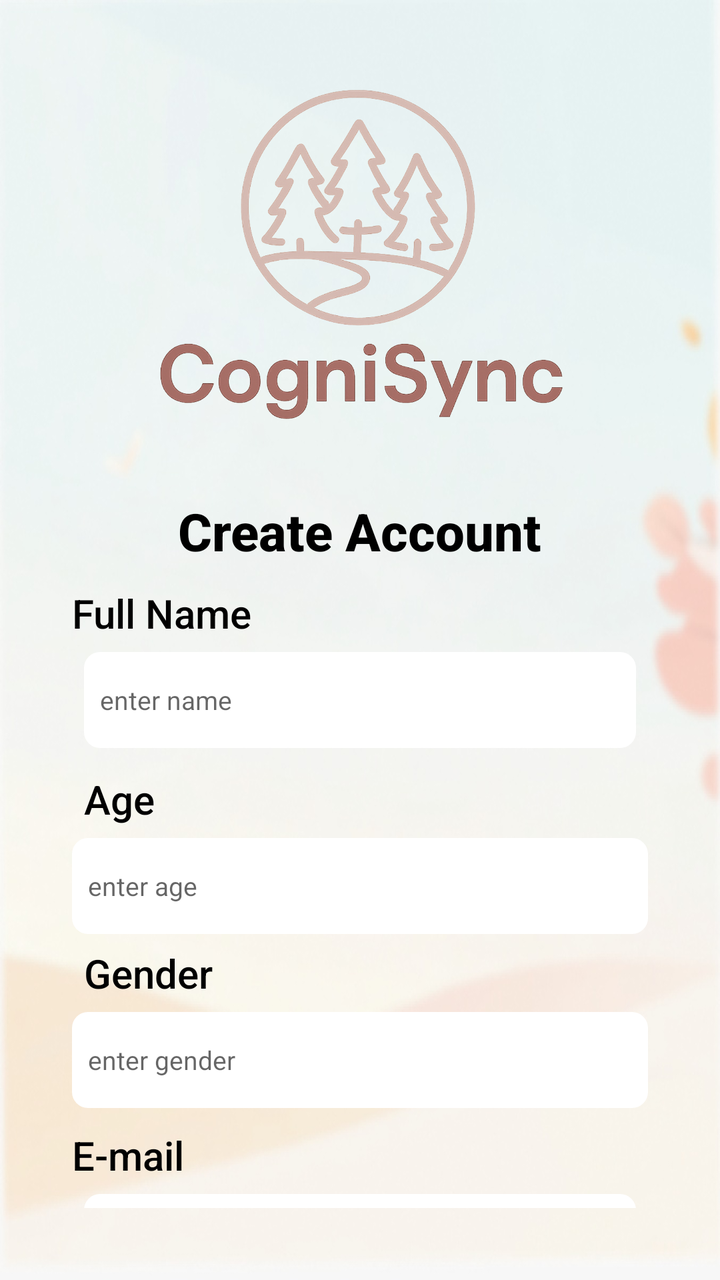
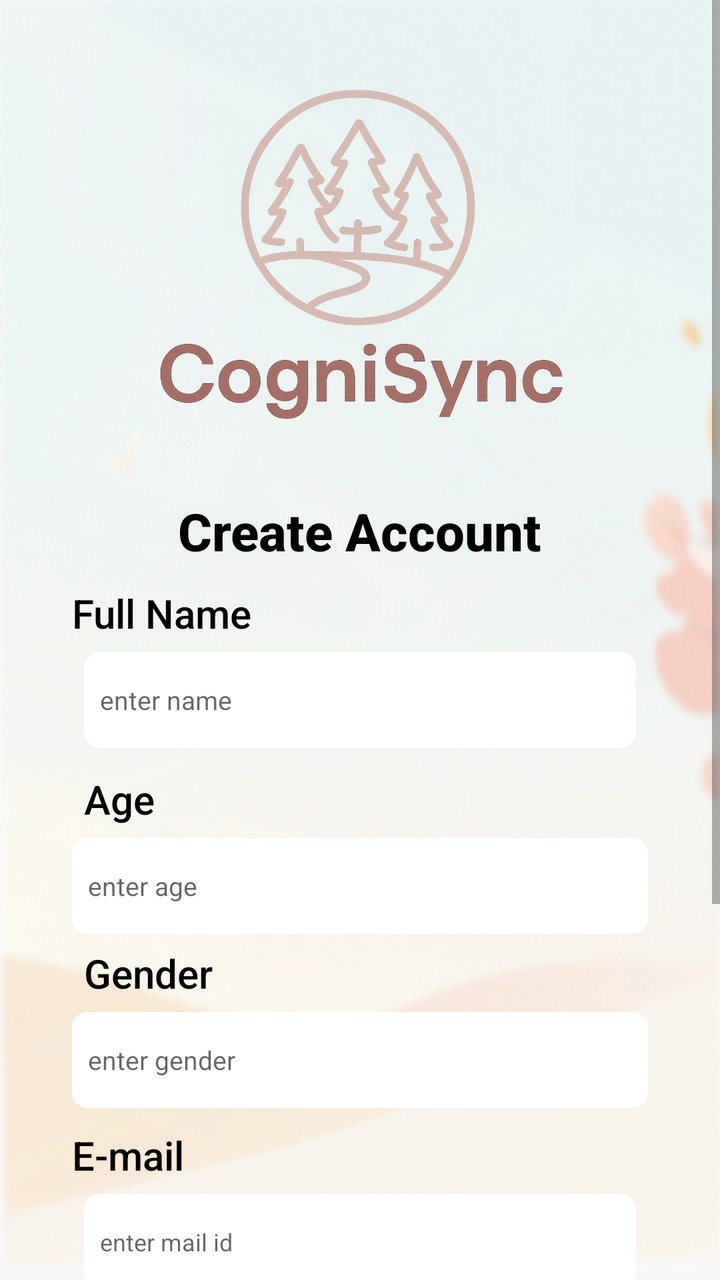

The first picture is an Android layout as it rendered before a commit; the second is the same layout after the commit. The layout source and the unified diff follow.
<!-- AndroidManifest.xml: application theme Theme.CogniSync -->
<!-- res/layout/activity_signup.xml -->
<?xml version="1.0" encoding="utf-8"?>
<RelativeLayout xmlns:android="http://schemas.android.com/apk/res/android"
    xmlns:tools="http://schemas.android.com/tools"
    android:layout_width="match_parent"
    android:layout_height="match_parent"
    android:background="@drawable/login_bg"
    tools:context=".SignupActivity">

    <LinearLayout
        android:id="@+id/container"
        android:layout_width="match_parent"
        android:layout_height="match_parent"
        android:orientation="vertical"
        android:background="@drawable/rounded_white_bg"
        android:padding="16dp"
        android:layout_margin="20dp">

        
        <ImageView
            android:id="@+id/logoImage"
            android:layout_width="300dp"
            android:layout_height="200dp"
            android:layout_gravity="center"
            android:contentDescription="@string/logo"
            android:src="@drawable/logo_1" />

        
        <TextView
            android:id="@+id/createAccount"
            android:layout_width="wrap_content"
            android:layout_height="wrap_content"
            android:layout_gravity="center"
            android:layout_marginTop="12dp"
            android:fontFamily="sans-serif-medium"
            android:text="@string/create_account"
            android:textColor="#000000"
            android:textSize="26sp"
            android:textStyle="bold" />

        
        <TextView
            android:layout_width="wrap_content"
            android:layout_height="wrap_content"
            android:layout_marginTop="10dp"
            android:text="@string/full_name"
            android:textColor="#000000"
            android:textSize="20sp"
            android:fontFamily="sans-serif-medium" />

        <EditText
            android:id="@+id/fullNameInput"
            android:layout_width="match_parent"
            android:layout_height="48dp"
            android:layout_margin="6dp"
            android:background="@drawable/edittext_bg"
            android:hint="@string/enter_name"
            android:autofillHints="name"
            android:paddingStart="8dp"
            android:paddingEnd="8dp"
            android:textColor="#000000"
            android:textSize="13sp"
            android:fontFamily="sans-serif" />

        
        <TextView
            android:layout_width="wrap_content"
            android:layout_height="wrap_content"
            android:layout_marginTop="10dp"
            android:text="@string/age"
            android:textColor="#000000"
            android:layout_margin="6dp"
            android:textSize="20sp"
            android:fontFamily="sans-serif-medium" />

        <EditText
            android:id="@+id/ageInput"
            android:layout_width="match_parent"
            android:layout_height="48dp"
            android:background="@drawable/edittext_bg"
            android:hint="@string/enter_age"
            android:inputType="number"
            android:autofillHints="none"
            android:paddingStart="8dp"
            android:paddingEnd="8dp"
            android:textColor="#000000"
            android:textSize="13sp"
            android:fontFamily="sans-serif" />

        
        <TextView
            android:layout_width="wrap_content"
            android:layout_height="wrap_content"
            android:layout_marginTop="10dp"
            android:text="@string/gender"
            android:textColor="#000000"
            android:textSize="20sp"
            android:layout_margin="6dp"
            android:fontFamily="sans-serif-medium" />

        <EditText
            android:id="@+id/genderInput"
            android:layout_width="match_parent"
            android:layout_height="48dp"
            android:background="@drawable/edittext_bg"
            android:hint="@string/enter_gender"
            android:autofillHints="none"
            android:paddingStart="8dp"
            android:paddingEnd="8dp"
            android:textColor="#000000"
            android:textSize="13sp"
            android:fontFamily="sans-serif" />

        
        <TextView
            android:layout_width="wrap_content"
            android:layout_height="wrap_content"
            android:layout_marginTop="10dp"
            android:text="@string/email"
            android:textColor="#000000"
            android:textSize="20sp"
            android:fontFamily="sans-serif-medium" />

        <EditText
            android:id="@+id/mailInput"
            android:layout_width="match_parent"
            android:layout_height="48dp"
            android:background="@drawable/edittext_bg"
            android:hint="@string/enter_mail"
            android:layout_margin="6dp"
            android:inputType="textEmailAddress"
            android:autofillHints="emailAddress"
            android:paddingStart="8dp"
            android:paddingEnd="8dp"
            android:textColor="#000000"
            android:textSize="12sp"
            android:fontFamily="sans-serif" />

        
        <TextView
            android:layout_width="wrap_content"
            android:layout_height="wrap_content"
            android:layout_marginTop="10dp"
            android:text="@string/password"
            android:textColor="#000000"
            android:textSize="20sp"
            android:fontFamily="sans-serif-medium" />

        <EditText
            android:id="@+id/passwordInput"
            android:layout_width="match_parent"
            android:layout_height="48dp"
            android:background="@drawable/edittext_bg"
            android:hint="@string/enter_password"
            android:inputType="textPassword"
            android:autofillHints="password"
            android:layout_margin="6dp"
            android:paddingStart="8dp"
            android:paddingEnd="8dp"
            android:textColor="#000000"
            android:textSize="13sp"
            android:fontFamily="sans-serif" />

        
        <androidx.appcompat.widget.AppCompatButton
            android:id="@+id/btnSignup"
            android:layout_width="match_parent"
            android:layout_height="48dp"
            android:layout_marginTop="36dp"
            android:background="@drawable/btn_bg"
            android:fontFamily="sans-serif-medium"
            android:text="@string/sign_up"
            android:textColor="@android:color/black"
            android:textSize="14sp"
            android:textStyle="bold" />

        
        <LinearLayout
            android:id="@+id/bottomSection"
            android:layout_width="match_parent"
            android:layout_height="wrap_content"
            android:gravity="center"
            android:orientation="horizontal"
            android:layout_marginTop="12dp"
            android:layout_marginBottom="10dp">

            <TextView
                android:id="@+id/alreadyAccountText"
                android:layout_width="wrap_content"
                android:layout_height="wrap_content"
                android:text="@string/already_have_account"
                android:textSize="12sp"
                android:fontFamily="sans-serif-light" />

            <TextView
                android:id="@+id/loginText"
                android:layout_width="wrap_content"
                android:layout_height="wrap_content"
                android:text="@string/log_in"
                android:textColor="#D84315"
                android:textSize="12sp"
                android:textStyle="bold"
                android:fontFamily="sans-serif-medium" />
        </LinearLayout>

    </LinearLayout>
</RelativeLayout>
<!-- resources referenced by this layout -->
<resources>
  <!-- drawable btn_bg (drawable) -->
  <shape xmlns:android="http://schemas.android.com/apk/res/android"
      android:shape="rectangle">
      <solid android:color="#B9BDBF"/>
      <corners android:radius="35dp"/>
  </shape>
  <!-- drawable edittext_bg (drawable) -->
  <?xml version="1.0" encoding="utf-8"?>
  <selector xmlns:android="http://schemas.android.com/apk/res/android">
  
      
      <item android:state_focused="true">
          <shape android:shape="rectangle">
              <solid android:color="#E0E0E0"/> 
              <corners android:radius="8dp"/>
          </shape>
      </item>
  
      
      <item>
          <shape android:shape="rectangle">
              <solid android:color="#FFFFFF"/> 
              <corners android:radius="8dp"/>
              <stroke android:width="0dp" android:color="#BDBDBD"/> 
          </shape>
      </item>
  
  </selector>
  <!-- drawable login_bg: png bitmap (drawable, 68655 bytes) -->
  <!-- drawable logo_1: png bitmap (drawable, 403274 bytes) -->
  <!-- drawable rounded_white_bg (drawable) -->
  <?xml version="1.0" encoding="utf-8"?>
  <selector xmlns:android="http://schemas.android.com/apk/res/android">
  
  </selector>
  <string name="age">Age</string>
  <string name="already_have_account">Already have an account?</string>
  <string name="create_account">Create Account</string>
  <string name="email">E-mail</string>
  <string name="enter_age">enter age</string>
  <string name="enter_gender">enter gender</string>
  <string name="enter_mail">enter mail id</string>
  <string name="enter_name">enter name</string>
  <string name="enter_password">enter password</string>
  <string name="full_name">Full Name</string>
  <string name="gender">Gender</string>
  <string name="log_in"> Log in</string>
  <string name="logo" />
  <string name="password">Password</string>
  <string name="sign_up">Sign up</string>
  <style name="Theme.CogniSync" parent="Theme.MaterialComponents.DayNight.DarkActionBar">
          
          <item name="colorPrimary">@color/purple_500</item>
          <item name="colorPrimaryVariant">@color/purple_700</item>
          <item name="colorOnPrimary">@color/white</item>
          
          <item name="colorSecondary">@color/teal_200</item>
          <item name="colorSecondaryVariant">@color/teal_700</item>
          <item name="colorOnSecondary">@color/black</item>
          
          <item name="android:statusBarColor">?attr/colorPrimaryVariant</item>
          
      </style>
  <color name="purple_500">#FF6200EE</color>
  <color name="purple_700">#FF3700B3</color>
  <color name="white">#FFFFFFFF</color>
  <color name="teal_200">#FF03DAC5</color>
  <color name="teal_700">#FF018786</color>
  <color name="black">#FF000000</color>
</resources>

<!-- the commit's change to res/layout/activity_signup.xml (unified diff, before → after) -->
@@ -1,206 +1,210 @@
 <?xml version="1.0" encoding="utf-8"?>
-<RelativeLayout xmlns:android="http://schemas.android.com/apk/res/android"
+<ScrollView xmlns:android="http://schemas.android.com/apk/res/android"
     xmlns:tools="http://schemas.android.com/tools"
     android:layout_width="match_parent"
     android:layout_height="match_parent"
     android:background="@drawable/login_bg"
     tools:context=".SignupActivity">
 
-    <LinearLayout
-        android:id="@+id/container"
+    <RelativeLayout
         android:layout_width="match_parent"
-        android:layout_height="match_parent"
-        android:orientation="vertical"
-        android:background="@drawable/rounded_white_bg"
-        android:padding="16dp"
-        android:layout_margin="20dp">
-
-        
-        <ImageView
-            android:id="@+id/logoImage"
-            android:layout_width="300dp"
-            android:layout_height="200dp"
-            android:layout_gravity="center"
-            android:contentDescription="@string/logo"
-            android:src="@drawable/logo_1" />
-
-        
-        <TextView
-            android:id="@+id/createAccount"
-            android:layout_width="wrap_content"
-            android:layout_height="wrap_content"
-            android:layout_gravity="center"
-            android:layout_marginTop="12dp"
-            android:fontFamily="sans-serif-medium"
-            android:text="@string/create_account"
-            android:textColor="#000000"
-            android:textSize="26sp"
-            android:textStyle="bold" />
-
-        
-        <TextView
-            android:layout_width="wrap_content"
-            android:layout_height="wrap_content"
-            android:layout_marginTop="10dp"
-            android:text="@string/full_name"
-            android:textColor="#000000"
-            android:textSize="20sp"
-            android:fontFamily="sans-serif-medium" />
-
-        <EditText
-            android:id="@+id/fullNameInput"
-            android:layout_width="match_parent"
-            android:layout_height="48dp"
-            android:layout_margin="6dp"
-            android:background="@drawable/edittext_bg"
-            android:hint="@string/enter_name"
-            android:autofillHints="name"
-            android:paddingStart="8dp"
-            android:paddingEnd="8dp"
-            android:textColor="#000000"
-            android:textSize="13sp"
-            android:fontFamily="sans-serif" />
-
-        
-        <TextView
-            android:layout_width="wrap_content"
-            android:layout_height="wrap_content"
-            android:layout_marginTop="10dp"
-            android:text="@string/age"
-            android:textColor="#000000"
-            android:layout_margin="6dp"
-            android:textSize="20sp"
-            android:fontFamily="sans-serif-medium" />
-
-        <EditText
-            android:id="@+id/ageInput"
-            android:layout_width="match_parent"
-            android:layout_height="48dp"
-            android:background="@drawable/edittext_bg"
-            android:hint="@string/enter_age"
-            android:inputType="number"
-            android:autofillHints="none"
-            android:paddingStart="8dp"
-            android:paddingEnd="8dp"
-            android:textColor="#000000"
-            android:textSize="13sp"
-            android:fontFamily="sans-serif" />
-
-        
-        <TextView
-            android:layout_width="wrap_content"
-            android:layout_height="wrap_content"
-            android:layout_marginTop="10dp"
-            android:text="@string/gender"
-            android:textColor="#000000"
-            android:textSize="20sp"
-            android:layout_margin="6dp"
-            android:fontFamily="sans-serif-medium" />
-
-        <EditText
-            android:id="@+id/genderInput"
-            android:layout_width="match_parent"
-            android:layout_height="48dp"
-            android:background="@drawable/edittext_bg"
-            android:hint="@string/enter_gender"
-            android:autofillHints="none"
-            android:paddingStart="8dp"
-            android:paddingEnd="8dp"
-            android:textColor="#000000"
-            android:textSize="13sp"
-            android:fontFamily="sans-serif" />
-
-        
-        <TextView
-            android:layout_width="wrap_content"
-            android:layout_height="wrap_content"
-            android:layout_marginTop="10dp"
-            android:text="@string/email"
-            android:textColor="#000000"
-            android:textSize="20sp"
-            android:fontFamily="sans-serif-medium" />
-
-        <EditText
-            android:id="@+id/mailInput"
-            android:layout_width="match_parent"
-            android:layout_height="48dp"
-            android:background="@drawable/edittext_bg"
-            android:hint="@string/enter_mail"
-            android:layout_margin="6dp"
-            android:inputType="textEmailAddress"
-            android:autofillHints="emailAddress"
-            android:paddingStart="8dp"
-            android:paddingEnd="8dp"
-            android:textColor="#000000"
-            android:textSize="12sp"
-            android:fontFamily="sans-serif" />
-
-        
-        <TextView
-            android:layout_width="wrap_content"
-            android:layout_height="wrap_content"
-            android:layout_marginTop="10dp"
-            android:text="@string/password"
-            android:textColor="#000000"
-            android:textSize="20sp"
-            android:fontFamily="sans-serif-medium" />
-
-        <EditText
-            android:id="@+id/passwordInput"
-            android:layout_width="match_parent"
-            android:layout_height="48dp"
-            android:background="@drawable/edittext_bg"
-            android:hint="@string/enter_password"
-            android:inputType="textPassword"
-            android:autofillHints="password"
-            android:layout_margin="6dp"
-            android:paddingStart="8dp"
-            android:paddingEnd="8dp"
-            android:textColor="#000000"
-            android:textSize="13sp"
-            android:fontFamily="sans-serif" />
-
-        
-        <androidx.appcompat.widget.AppCompatButton
-            android:id="@+id/btnSignup"
-            android:layout_width="match_parent"
-            android:layout_height="48dp"
-            android:layout_marginTop="36dp"
-            android:background="@drawable/btn_bg"
-            android:fontFamily="sans-serif-medium"
-            android:text="@string/sign_up"
-            android:textColor="@android:color/black"
-            android:textSize="14sp"
-            android:textStyle="bold" />
-
-        
+        android:layout_height="wrap_content">
+
         <LinearLayout
-            android:id="@+id/bottomSection"
+            android:id="@+id/container"
             android:layout_width="match_parent"
             android:layout_height="wrap_content"
-            android:gravity="center"
-            android:orientation="horizontal"
-            android:layout_marginTop="12dp"
-            android:layout_marginBottom="10dp">
-
-            <TextView
-                android:id="@+id/alreadyAccountText"
-                android:layout_width="wrap_content"
-                android:layout_height="wrap_content"
-                android:text="@string/already_have_account"
+            android:orientation="vertical"
+            android:background="@drawable/rounded_white_bg"
+            android:padding="16dp"
+            android:layout_margin="20dp">
+
+            
+            <ImageView
+                android:id="@+id/logoImage"
+                android:layout_width="300dp"
+                android:layout_height="200dp"
+                android:layout_gravity="center"
+                android:contentDescription="@string/logo"
+                android:src="@drawable/logo_1" />
+
+            
+            <TextView
+                android:id="@+id/createAccount"
+                android:layout_width="wrap_content"
+                android:layout_height="wrap_content"
+                android:layout_gravity="center"
+                android:layout_marginTop="12dp"
+                android:fontFamily="sans-serif-medium"
+                android:text="@string/create_account"
+                android:textColor="#000000"
+                android:textSize="26sp"
+                android:textStyle="bold" />
+
+            
+            <TextView
+                android:layout_width="wrap_content"
+                android:layout_height="wrap_content"
+                android:layout_marginTop="10dp"
+                android:text="@string/full_name"
+                android:textColor="#000000"
+                android:textSize="20sp"
+                android:fontFamily="sans-serif-medium" />
+
+            <EditText
+                android:id="@+id/fullNameInput"
+                android:layout_width="match_parent"
+                android:layout_height="48dp"
+                android:layout_margin="6dp"
+                android:background="@drawable/edittext_bg"
+                android:hint="@string/enter_name"
+                android:autofillHints="name"
+                android:paddingStart="8dp"
+                android:paddingEnd="8dp"
+                android:textColor="#000000"
+                android:textSize="13sp"
+                android:fontFamily="sans-serif" />
+
+            
+            <TextView
+                android:layout_width="wrap_content"
+                android:layout_height="wrap_content"
+                android:layout_marginTop="10dp"
+                android:text="@string/age"
+                android:textColor="#000000"
+                android:layout_margin="6dp"
+                android:textSize="20sp"
+                android:fontFamily="sans-serif-medium" />
+
+            <EditText
+                android:id="@+id/ageInput"
+                android:layout_width="match_parent"
+                android:layout_height="48dp"
+                android:background="@drawable/edittext_bg"
+                android:hint="@string/enter_age"
+                android:inputType="number"
+                android:autofillHints="none"
+                android:paddingStart="8dp"
+                android:paddingEnd="8dp"
+                android:textColor="#000000"
+                android:textSize="13sp"
+                android:fontFamily="sans-serif" />
+
+            
+            <TextView
+                android:layout_width="wrap_content"
+                android:layout_height="wrap_content"
+                android:layout_marginTop="10dp"
+                android:text="@string/gender"
+                android:textColor="#000000"
+                android:textSize="20sp"
+                android:layout_margin="6dp"
+                android:fontFamily="sans-serif-medium" />
+
+            <EditText
+                android:id="@+id/genderInput"
+                android:layout_width="match_parent"
+                android:layout_height="48dp"
+                android:background="@drawable/edittext_bg"
+                android:hint="@string/enter_gender"
+                android:autofillHints="none"
+                android:paddingStart="8dp"
+                android:paddingEnd="8dp"
+                android:textColor="#000000"
+                android:textSize="13sp"
+                android:fontFamily="sans-serif" />
+
+            
+            <TextView
+                android:layout_width="wrap_content"
+                android:layout_height="wrap_content"
+                android:layout_marginTop="10dp"
+                android:text="@string/email"
+                android:textColor="#000000"
+                android:textSize="20sp"
+                android:fontFamily="sans-serif-medium" />
+
+            <EditText
+                android:id="@+id/mailInput"
+                android:layout_width="match_parent"
+                android:layout_height="48dp"
+                android:background="@drawable/edittext_bg"
+                android:hint="@string/enter_mail"
+                android:layout_margin="6dp"
+                android:inputType="textEmailAddress"
+                android:autofillHints="emailAddress"
+                android:paddingStart="8dp"
+                android:paddingEnd="8dp"
+                android:textColor="#000000"
                 android:textSize="12sp"
-                android:fontFamily="sans-serif-light" />
-
-            <TextView
-                android:id="@+id/loginText"
-                android:layout_width="wrap_content"
-                android:layout_height="wrap_content"
-                android:text="@string/log_in"
-                android:textColor="#D84315"
-                android:textSize="12sp"
-                android:textStyle="bold"
-                android:fontFamily="sans-serif-medium" />
+                android:fontFamily="sans-serif" />
+
+            
+            <TextView
+                android:layout_width="wrap_content"
+                android:layout_height="wrap_content"
+                android:layout_marginTop="10dp"
+                android:text="@string/password"
+                android:textColor="#000000"
+                android:textSize="20sp"
+                android:fontFamily="sans-serif-medium" />
+
+            <EditText
+                android:id="@+id/passwordInput"
+                android:layout_width="match_parent"
+                android:layout_height="48dp"
+                android:background="@drawable/edittext_bg"
+                android:hint="@string/enter_password"
+                android:inputType="textPassword"
+                android:autofillHints="password"
+                android:layout_margin="6dp"
+                android:paddingStart="8dp"
+                android:paddingEnd="8dp"
+                android:textColor="#000000"
+                android:textSize="13sp"
+                android:fontFamily="sans-serif" />
+
+            
+            <androidx.appcompat.widget.AppCompatButton
+                android:id="@+id/btnSignup"
+                android:layout_width="match_parent"
+                android:layout_height="48dp"
+                android:layout_marginTop="36dp"
+                android:background="@drawable/btn_bg"
+                android:fontFamily="sans-serif-medium"
+                android:text="@string/sign_up"
+                android:textColor="@android:color/black"
+                android:textSize="14sp"
+                android:textStyle="bold" />
+
+            
+            <LinearLayout
+                android:id="@+id/bottomSection"
+                android:layout_width="match_parent"
+                android:layout_height="wrap_content"
+                android:gravity="center"
+                android:orientation="horizontal"
+                android:layout_marginTop="12dp"
+                android:layout_marginBottom="10dp">
+
+                <TextView
+                    android:id="@+id/alreadyAccountText"
+                    android:layout_width="wrap_content"
+                    android:layout_height="wrap_content"
+                    android:text="@string/already_have_account"
+                    android:textSize="12sp"
+                    android:fontFamily="sans-serif-light" />
+
+                <TextView
+                    android:id="@+id/loginText"
+                    android:layout_width="wrap_content"
+                    android:layout_height="wrap_content"
+                    android:text="@string/log_in"
+                    android:textColor="#D84315"
+                    android:textSize="12sp"
+                    android:textStyle="bold"
+                    android:fontFamily="sans-serif-medium" />
+            </LinearLayout>
         </LinearLayout>
-
-    </LinearLayout>
-</RelativeLayout>
+    </RelativeLayout>
+</ScrollView>
<!-- resource entries referenced after the edit -->
@@ -46,8 +46,8 @@
   <string name="enter_password">enter password</string>
   <string name="full_name">Full Name</string>
   <string name="gender">Gender</string>
-  <string name="log_in"> Log in</string>
-  <string name="logo" />
+  <string name="log_in">Log in</string>
+  <string name="logo">LOGO</string>
   <string name="password">Password</string>
   <string name="sign_up">Sign up</string>
   <style name="Theme.CogniSync" parent="Theme.MaterialComponents.DayNight.DarkActionBar">
